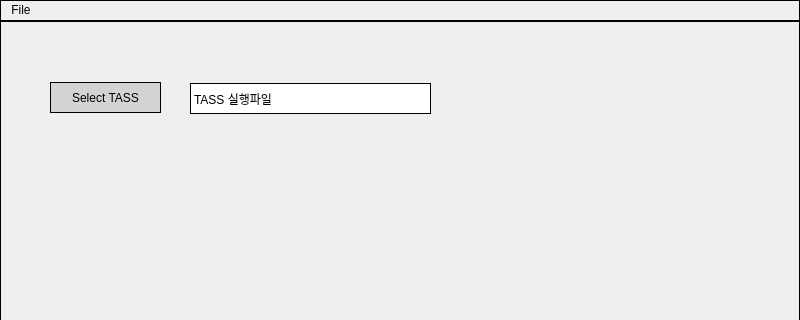
This is main.ui in elquinz006/PyScript as Qt 5 draws it before an edit; both pictures show x 0 to 800 and y 0 to 320 of the 800 by 600 pixel window. The edited form follows.
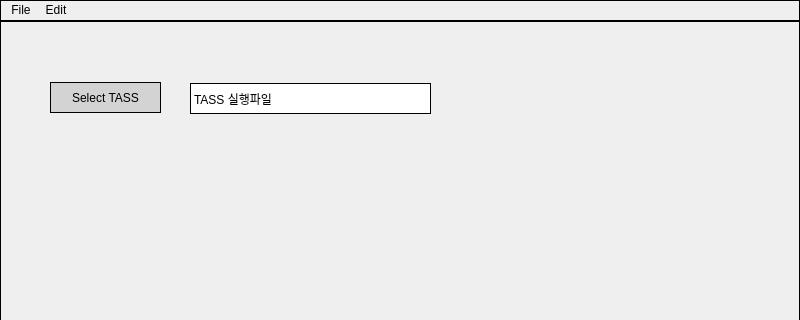
This is the edited form.

Commit message: Add PyQt5 ui to include pyinstaller

Patch:
```diff
--- a/main.ui
+++ b/main.ui
@@ -67,7 +67,14 @@
     <addaction name="actionLoad_Configuration"/>
     <addaction name="actionExit"/>
    </widget>
+   <widget class="QMenu" name="menuEdit">
+    <property name="title">
+     <string>Edit</string>
+    </property>
+    <addaction name="actionMerge_Summary_files"/>
+   </widget>
    <addaction name="menuFile"/>
+   <addaction name="menuEdit"/>
   </widget>
   <widget class="QStatusBar" name="statusbar"/>
   <action name="actionSave_Configuration">
```
Left out of the diff: 13 changed lines with no effect on the pictures. The commit also changes 1 other file.
